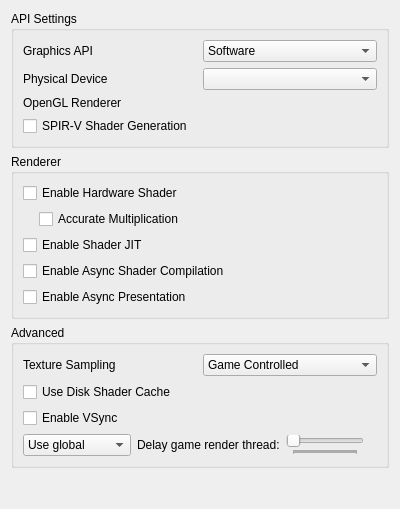
This is src/citra_qt/configuration/configure_graphics.ui in rtiangha/bravely-offline-citra as Qt 5 draws it before an edit. The edited form follows.
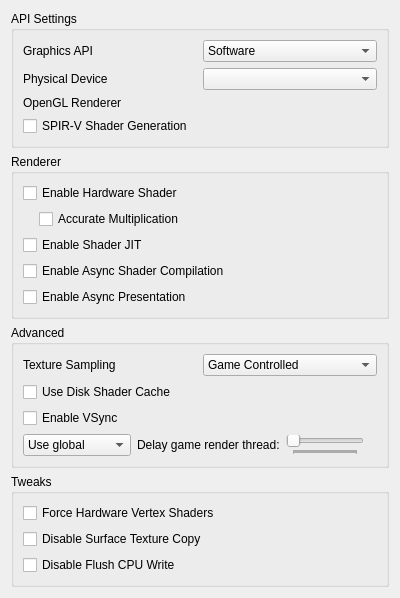
This is the edited form.

Commit message: Android & PC: Add recent tweaks to the UI

```diff
--- a/src/citra_qt/configuration/configure_graphics.ui
+++ b/src/citra_qt/configuration/configure_graphics.ui
@@ -387,6 +387,45 @@
      </layout>
     </widget>
    </item>
+   <item>
+    <widget class="QGroupBox" name="groupBox">
+     <property name="title">
+      <string>Tweaks</string>
+     </property>
+     <layout class="QVBoxLayout" name="verticalLayout_4">
+      <item>
+       <widget class="QCheckBox" name="toggle_force_hw_vertex_shaders">
+        <property name="toolTip">
+         <string>&lt;html&gt;&lt;head/&gt;&lt;body&gt;&lt;p&gt;Ignores software vertex shaders from PICA core. Enable this may lead a small performance boost, but may cause graphical bugs as well.&lt;/p&gt;&lt;/body&gt;&lt;/html&gt;</string>
+        </property>
+        <property name="text">
+         <string>Force Hardware Vertex Shaders</string>
+        </property>
+       </widget>
+      </item>
+      <item>
+       <widget class="QCheckBox" name="toggle_disable_surface_texture_copy">
+        <property name="toolTip">
+         <string>&lt;html&gt;&lt;head/&gt;&lt;body&gt;&lt;p&gt;Ignores texture copies if src_surface_id is null. Enable this may lead a small performance boost, but may cause graphical bugs as well.&lt;/p&gt;&lt;/body&gt;&lt;/html&gt;</string>
+        </property>
+        <property name="text">
+         <string>Disable Surface Texture Copy</string>
+        </property>
+       </widget>
+      </item>
+      <item>
+       <widget class="QCheckBox" name="toggle_disable_flush_cpu_write">
+        <property name="toolTip">
+         <string>&lt;html&gt;&lt;head/&gt;&lt;body&gt;&lt;p&gt;Ignores CPU write if there is a region to invalidate from rasterizer cache. Enable this may lead a small performance boost, but may cause graphical bugs as well.&lt;/p&gt;&lt;/body&gt;&lt;/html&gt;</string>
+        </property>
+        <property name="text">
+         <string>Disable Flush CPU Write</string>
+        </property>
+       </widget>
+      </item>
+     </layout>
+    </widget>
+   </item>
    <item>
     <spacer name="verticalSpacer">
      <property name="orientation">
```
The commit also changes 12 other files.
